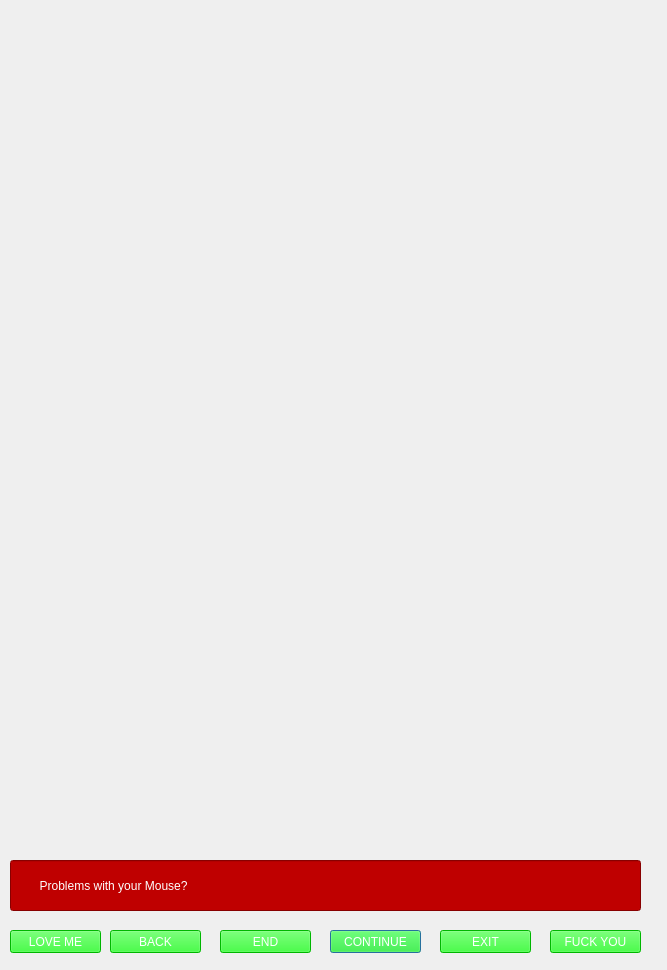
Old version of the form egg3.ui in the repository fayezbk/Person.
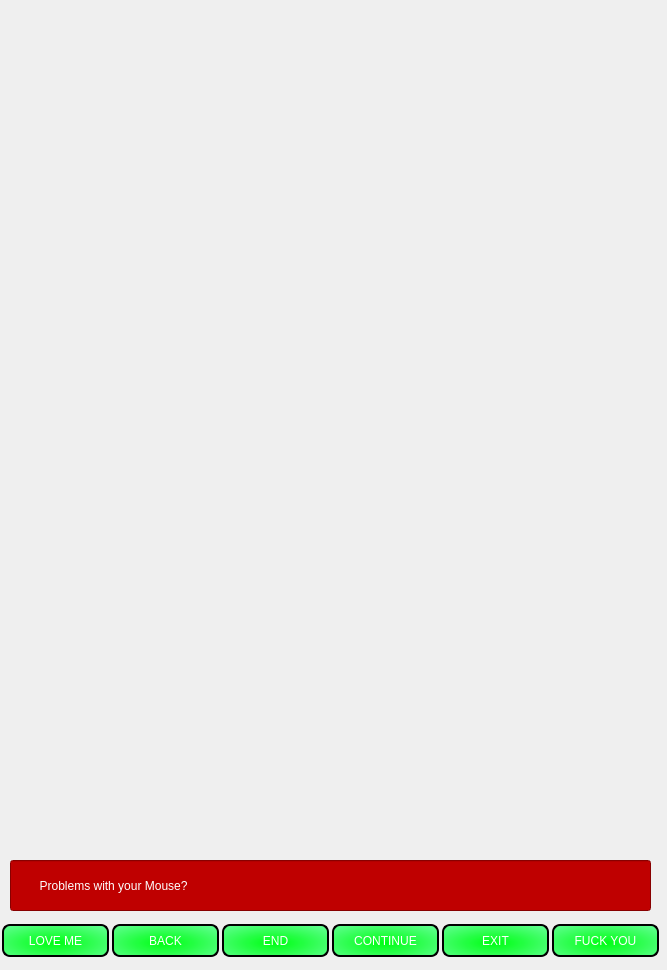
New version of the form.

The edit to the form file:
```diff
--- a/egg3.ui
+++ b/egg3.ui
@@ -18,7 +18,7 @@
     <rect>
      <x>10</x>
      <y>860</y>
-     <width>631</width>
+     <width>641</width>
      <height>51</height>
     </rect>
    </property>
@@ -48,15 +48,25 @@
    <property name="geometry">
     <rect>
      <x>330</x>
-     <y>930</y>
-     <width>91</width>
-     <height>23</height>
+     <y>920</y>
+     <width>111</width>
+     <height>41</height>
     </rect>
    </property>
    <property name="styleSheet">
-    <string notr="true">background-color: rgb(0, 255, 0);
-color: rgb(255, 255, 255);
-font: 8pt &quot;Elephant&quot;;</string>
+    <string notr="true">font: 8pt &quot;Elephant&quot;;
+background-color: qradialgradient(spread:reflect, cx:0.477682, cy:0.586, radius:1.325, fx:0.488682, fy:0.58, stop:0.0170455 rgba(0, 255, 21, 255), stop:1 rgba(170, 255, 255, 214));
+color:#ffffff;
+ border: 2px solid #00ff00;
+border-color:#000000;
+ padding: 10px;
+  text-align: center;
+  text-decoration: none;
+  display: inline-block;
+  font-size: 12px;
+  margin: 4px 2px;
+cursor: pointer;
+border-radius: 8px;</string>
    </property>
    <property name="text">
     <string>CONTINUE</string>
@@ -66,15 +76,25 @@
    <property name="geometry">
     <rect>
      <x>110</x>
-     <y>930</y>
-     <width>91</width>
-     <height>23</height>
+     <y>920</y>
+     <width>111</width>
+     <height>41</height>
     </rect>
    </property>
    <property name="styleSheet">
-    <string notr="true">background-color: rgb(0, 255, 0);
-color: rgb(255, 255, 255);
-font: 8pt &quot;Elephant&quot;;</string>
+    <string notr="true">font: 8pt &quot;Elephant&quot;;
+background-color: qradialgradient(spread:reflect, cx:0.477682, cy:0.586, radius:1.325, fx:0.488682, fy:0.58, stop:0.0170455 rgba(0, 255, 21, 255), stop:1 rgba(170, 255, 255, 214));
+color:#ffffff;
+ border: 2px solid #00ff00;
+border-color:#000000;
+ padding: 10px;
+  text-align: center;
+  text-decoration: none;
+  display: inline-block;
+  font-size: 12px;
+  margin: 4px 2px;
+cursor: pointer;
+border-radius: 8px;</string>
    </property>
    <property name="text">
     <string>BACK</string>
@@ -84,15 +104,25 @@
    <property name="geometry">
     <rect>
      <x>220</x>
-     <y>930</y>
-     <width>91</width>
-     <height>23</height>
+     <y>920</y>
+     <width>111</width>
+     <height>41</height>
     </rect>
    </property>
    <property name="styleSheet">
-    <string notr="true">background-color: rgb(0, 255, 0);
-color: rgb(255, 255, 255);
-font: 8pt &quot;Elephant&quot;;</string>
+    <string notr="true">font: 8pt &quot;Elephant&quot;;
+background-color: qradialgradient(spread:reflect, cx:0.477682, cy:0.586, radius:1.325, fx:0.488682, fy:0.58, stop:0.0170455 rgba(0, 255, 21, 255), stop:1 rgba(170, 255, 255, 214));
+color:#ffffff;
+ border: 2px solid #00ff00;
+border-color:#000000;
+ padding: 10px;
+  text-align: center;
+  text-decoration: none;
+  display: inline-block;
+  font-size: 12px;
+  margin: 4px 2px;
+cursor: pointer;
+border-radius: 8px;</string>
    </property>
    <property name="text">
     <string>END</string>
@@ -101,16 +131,26 @@
   <widget class="QPushButton" name="pushButton_4">
    <property name="geometry">
     <rect>
-     <x>10</x>
-     <y>930</y>
-     <width>91</width>
-     <height>23</height>
+     <x>0</x>
+     <y>920</y>
+     <width>111</width>
+     <height>41</height>
     </rect>
    </property>
    <property name="styleSheet">
-    <string notr="true">background-color: rgb(0, 255, 0);
-color: rgb(255, 255, 255);
-font: 8pt &quot;Elephant&quot;;</string>
+    <string notr="true">font: 8pt &quot;Elephant&quot;;
+background-color: qradialgradient(spread:reflect, cx:0.477682, cy:0.586, radius:1.325, fx:0.488682, fy:0.58, stop:0.0170455 rgba(0, 255, 21, 255), stop:1 rgba(170, 255, 255, 214));
+color:#ffffff;
+ border: 2px solid #00ff00;
+border-color:#000000;
+ padding: 10px;
+  text-align: center;
+  text-decoration: none;
+  display: inline-block;
+  font-size: 12px;
+  margin: 4px 2px;
+cursor: pointer;
+border-radius: 8px;</string>
    </property>
    <property name="text">
     <string>LOVE ME</string>
@@ -120,15 +160,25 @@
    <property name="geometry">
     <rect>
      <x>440</x>
-     <y>930</y>
-     <width>91</width>
-     <height>23</height>
+     <y>920</y>
+     <width>111</width>
+     <height>41</height>
     </rect>
    </property>
    <property name="styleSheet">
-    <string notr="true">background-color: rgb(0, 255, 0);
-color: rgb(255, 255, 255);
-font: 8pt &quot;Elephant&quot;;</string>
+    <string notr="true">font: 8pt &quot;Elephant&quot;;
+background-color: qradialgradient(spread:reflect, cx:0.477682, cy:0.586, radius:1.325, fx:0.488682, fy:0.58, stop:0.0170455 rgba(0, 255, 21, 255), stop:1 rgba(170, 255, 255, 214));
+color:#ffffff;
+ border: 2px solid #00ff00;
+border-color:#000000;
+ padding: 10px;
+  text-align: center;
+  text-decoration: none;
+  display: inline-block;
+  font-size: 12px;
+  margin: 4px 2px;
+cursor: pointer;
+border-radius: 8px;</string>
    </property>
    <property name="text">
     <string>EXIT</string>
@@ -138,15 +188,25 @@
    <property name="geometry">
     <rect>
      <x>550</x>
-     <y>930</y>
-     <width>91</width>
-     <height>23</height>
+     <y>920</y>
+     <width>111</width>
+     <height>41</height>
     </rect>
    </property>
    <property name="styleSheet">
-    <string notr="true">background-color: rgb(0, 255, 0);
-color: rgb(255, 255, 255);
-font: 8pt &quot;Elephant&quot;;</string>
+    <string notr="true">font: 8pt &quot;Elephant&quot;;
+background-color: qradialgradient(spread:reflect, cx:0.477682, cy:0.586, radius:1.325, fx:0.488682, fy:0.58, stop:0.0170455 rgba(0, 255, 21, 255), stop:1 rgba(170, 255, 255, 214));
+color:#ffffff;
+ border: 2px solid #00ff00;
+border-color:#000000;
+ padding: 10px;
+  text-align: center;
+  text-decoration: none;
+  display: inline-block;
+  font-size: 12px;
+  margin: 4px 2px;
+cursor: pointer;
+border-radius: 8px;</string>
    </property>
    <property name="text">
     <string>FUCK YOU</string>
```
